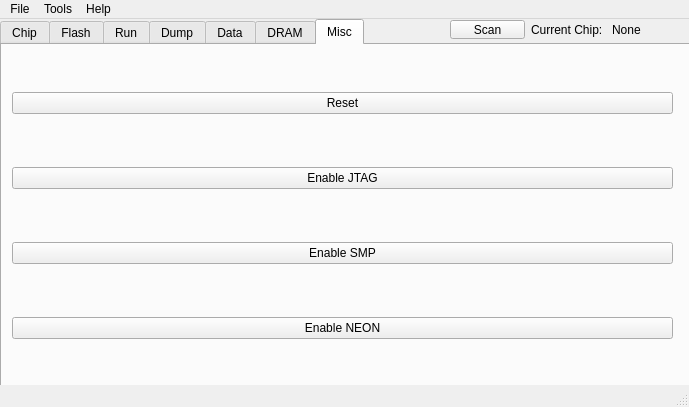
First picture: the form in src/mainwindow.ui, repository YuzukiTsuru/YFEL, before the edit.
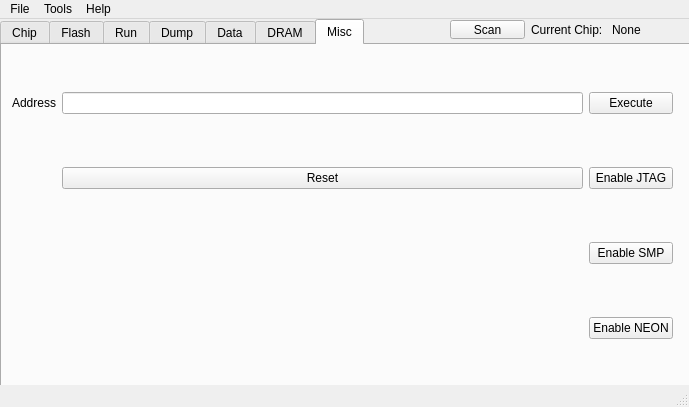
Second picture: the form after the edit. The open tabs and pages were chosen to show the change.

Commit message: support exec

The edit to the form file:
```diff
--- a/src/mainwindow.ui
+++ b/src/mainwindow.ui
@@ -939,34 +939,51 @@
        </rect>
       </property>
       <layout class="QGridLayout" name="gridLayout">
-       <item row="2" column="0">
-        <widget class="QPushButton" name="Misc_enable_smp_pushButton">
-         <property name="text">
-          <string>Enable SMP</string>
-         </property>
-        </widget>
-       </item>
-       <item row="3" column="0">
-        <widget class="QPushButton" name="Misc_enable_neon_pushButton">
-         <property name="text">
-          <string>Enable NEON</string>
-         </property>
-        </widget>
-       </item>
-       <item row="0" column="0">
+       <item row="1" column="1">
         <widget class="QPushButton" name="Misc_reset_pushButton">
          <property name="text">
           <string>Reset</string>
          </property>
         </widget>
        </item>
-       <item row="1" column="0">
+       <item row="3" column="3">
+        <widget class="QPushButton" name="Misc_enable_neon_pushButton">
+         <property name="text">
+          <string>Enable NEON</string>
+         </property>
+        </widget>
+       </item>
+       <item row="1" column="3">
         <widget class="QPushButton" name="Misc_enable_jtag">
          <property name="text">
           <string>Enable JTAG</string>
          </property>
         </widget>
        </item>
+       <item row="0" column="1">
+        <widget class="QLineEdit" name="Misc_exec_addr_lineEdit"/>
+       </item>
+       <item row="2" column="3">
+        <widget class="QPushButton" name="Misc_enable_smp_pushButton">
+         <property name="text">
+          <string>Enable SMP</string>
+         </property>
+        </widget>
+       </item>
+       <item row="0" column="3">
+        <widget class="QPushButton" name="Misc_exec_addr_btn">
+         <property name="text">
+          <string>Execute</string>
+         </property>
+        </widget>
+       </item>
+       <item row="0" column="0">
+        <widget class="QLabel" name="Misc_exec_addr_label">
+         <property name="text">
+          <string>Address</string>
+         </property>
+        </widget>
+       </item>
       </layout>
      </widget>
     </widget>
```
Left out of the diff: 13 changed lines with no effect on the pictures. The commit also changes 2 other files.
